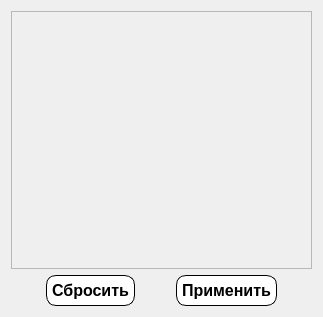
This is Gui/Filters/Admin/f_ban.ui in MyEdit/Casino_Client as Qt 5 draws it before an edit. The edited form follows.
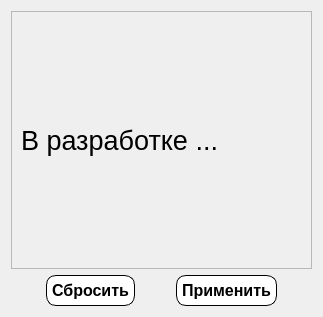
This is the edited form.

Diff of the .ui file:
```diff
--- a/Gui/Filters/Admin/f_ban.ui
+++ b/Gui/Filters/Admin/f_ban.ui
@@ -28,7 +28,21 @@
         <height>255</height>
        </rect>
       </property>
-      <layout class="QVBoxLayout" name="verticalLayout_2"/>
+      <layout class="QVBoxLayout" name="verticalLayout_2">
+       <item>
+        <widget class="QLabel" name="label">
+         <property name="font">
+          <font>
+           <family>Segoe UI</family>
+           <pointsize>20</pointsize>
+          </font>
+         </property>
+         <property name="text">
+          <string>В разработке ...</string>
+         </property>
+        </widget>
+       </item>
+      </layout>
      </widget>
     </widget>
    </item>
```
